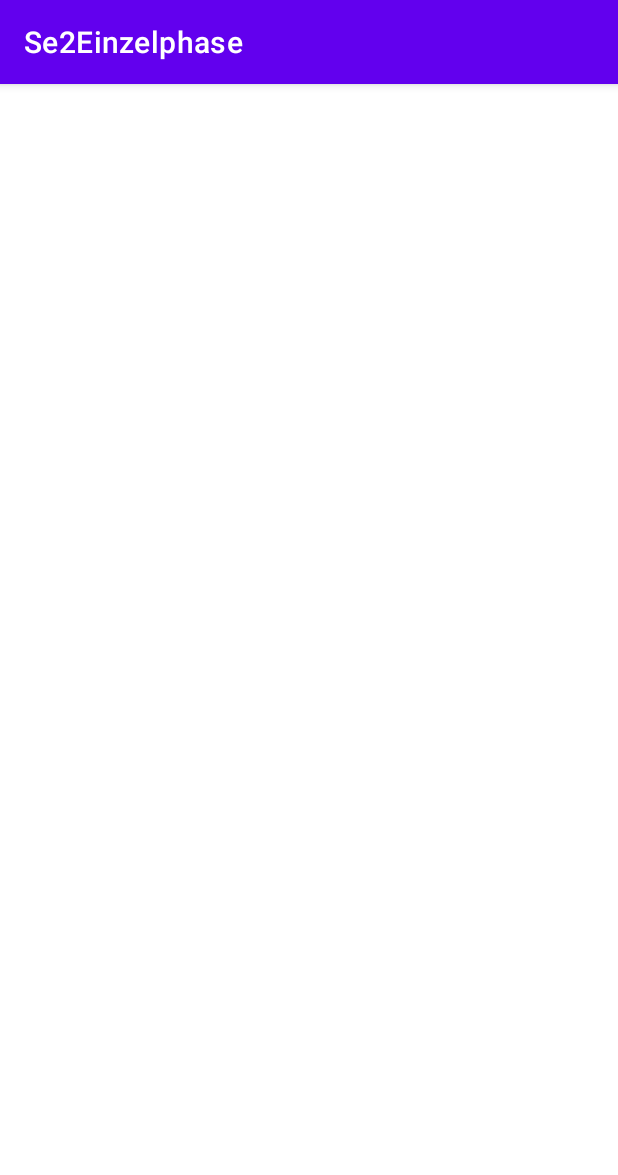
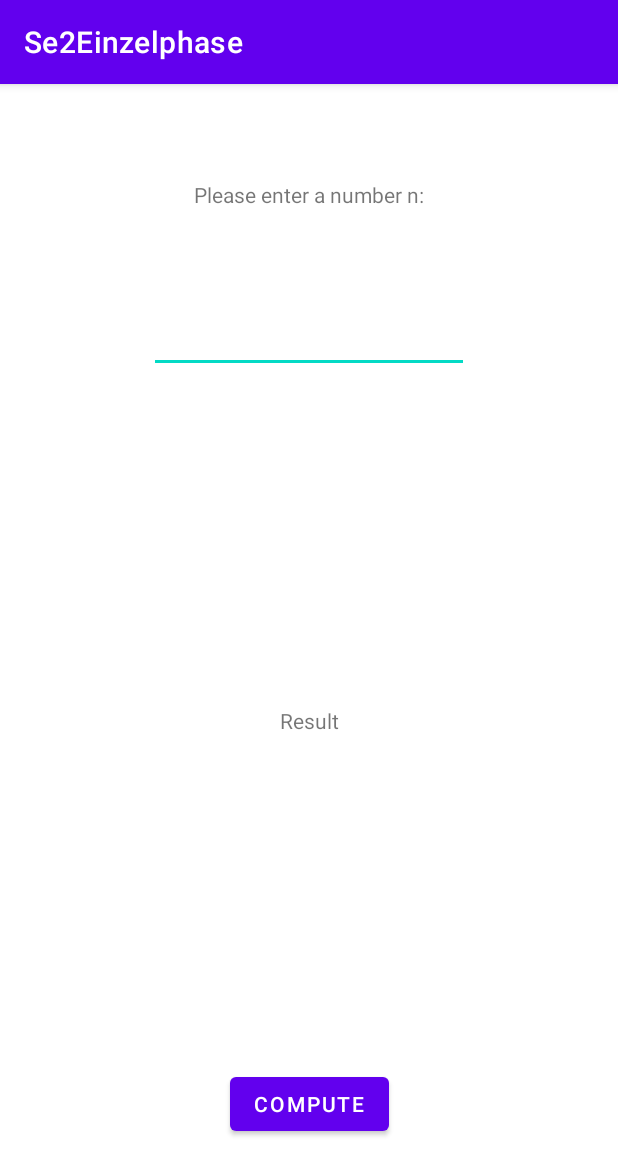
Before and after one commit to kuttnig/se2-einzelphase, an Android app: the CalculationActivity screen opened directly, with no data from a screen before it, on a phone screen of 412 x 824 dp. Shown: the top 1175 px of the screen. Run offline under Robolectric (Android 15) with nearby library versions, the phone set to English and light mode, and no system bars.

Commit message:
Add xml layout for the second task (calculation); Prefix ids with corresponding activity name

```diff
--- a/app/src/main/res/layout/activity_calculation.xml
+++ b/app/src/main/res/layout/activity_calculation.xml
@@ -6,4 +6,45 @@
     android:layout_height="match_parent"
     tools:context=".CalculationActivity">
 
+    <TextView
+        android:id="@+id/activity_calculation_input_instruction"
+        android:layout_width="wrap_content"
+        android:layout_height="wrap_content"
+        android:layout_marginTop="64dp"
+        android:text="@string/activity_calculation_input_instruction"
+        app:layout_constraintEnd_toEndOf="parent"
+        app:layout_constraintStart_toStartOf="parent"
+        app:layout_constraintTop_toTopOf="parent" />
+
+    <EditText
+        android:id="@+id/activity_calculation_user_input"
+        android:layout_width="wrap_content"
+        android:layout_height="wrap_content"
+        android:layout_marginTop="64dp"
+        android:ems="10"
+        android:inputType="number"
+        app:layout_constraintEnd_toEndOf="parent"
+        app:layout_constraintStart_toStartOf="parent"
+        app:layout_constraintTop_toBottomOf="@+id/activity_calculation_input_instruction" />
+
+    <TextView
+        android:id="@+id/activity_calculation_result"
+        android:layout_width="wrap_content"
+        android:layout_height="wrap_content"
+        android:text="@string/activity_calculation_result"
+        app:layout_constraintBottom_toTopOf="@+id/activity_calculation_button"
+        app:layout_constraintEnd_toEndOf="parent"
+        app:layout_constraintStart_toStartOf="parent"
+        app:layout_constraintTop_toBottomOf="@+id/activity_calculation_user_input" />
+
+    <Button
+        android:id="@+id/activity_calculation_button"
+        android:layout_width="wrap_content"
+        android:layout_height="wrap_content"
+        android:layout_marginBottom="64dp"
+        android:text="@string/activity_calculation_compute"
+        app:layout_constraintBottom_toBottomOf="parent"
+        app:layout_constraintEnd_toEndOf="parent"
+        app:layout_constraintStart_toStartOf="parent" />
+
 </androidx.constraintlayout.widget.ConstraintLayout>
--- a/app/src/main/res/values/strings.xml
+++ b/app/src/main/res/values/strings.xml
@@ -1,6 +1,11 @@
 <resources>
     <string name="app_name">Se2Einzelphase</string>
-    <string name="input_instruction">Please enter your matriculation number:</string>
-    <string name="send">Send</string>
-    <string name="server_response">Server response</string>
+
+    <string name="activity_main_input_instruction">Please enter your matriculation number:</string>
+    <string name="activity_main_send">Send</string>
+    <string name="activity_main_server_response">Server response</string>
+
+    <string name="activity_calculation_input_instruction">Please enter a number n:</string>
+    <string name="activity_calculation_compute">Compute</string>
+    <string name="activity_calculation_result">Result</string>
 </resources>
```
Also changed, not shown: app/src/main/res/layout/activity_main.xml (+10 -10 lines).
